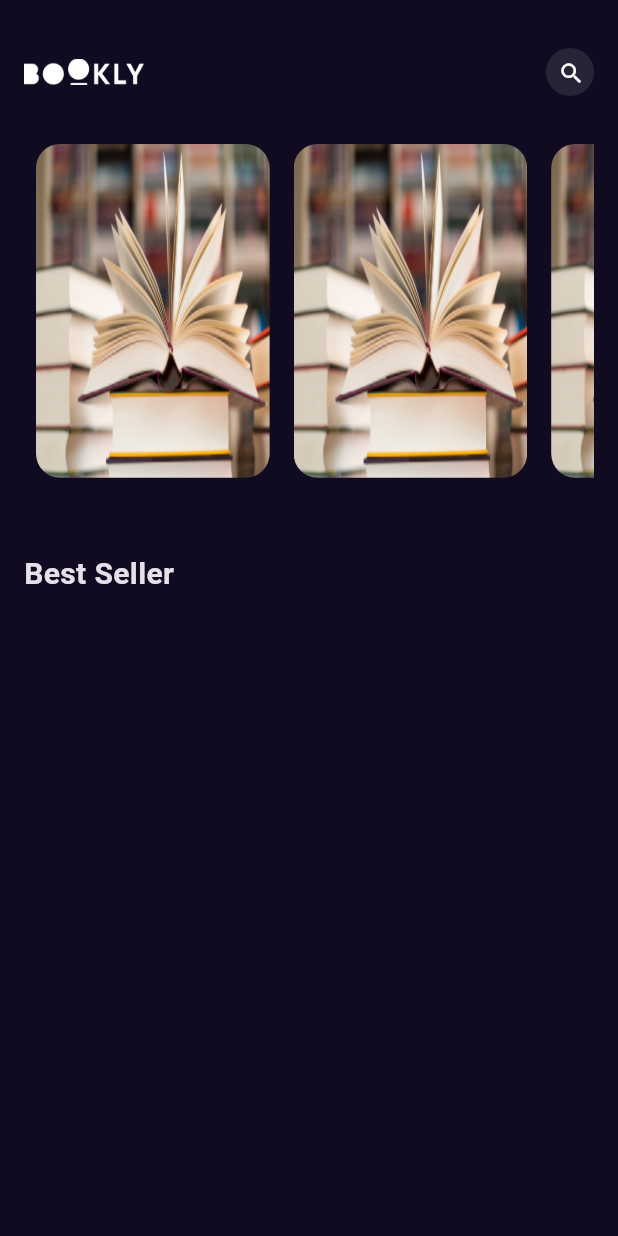
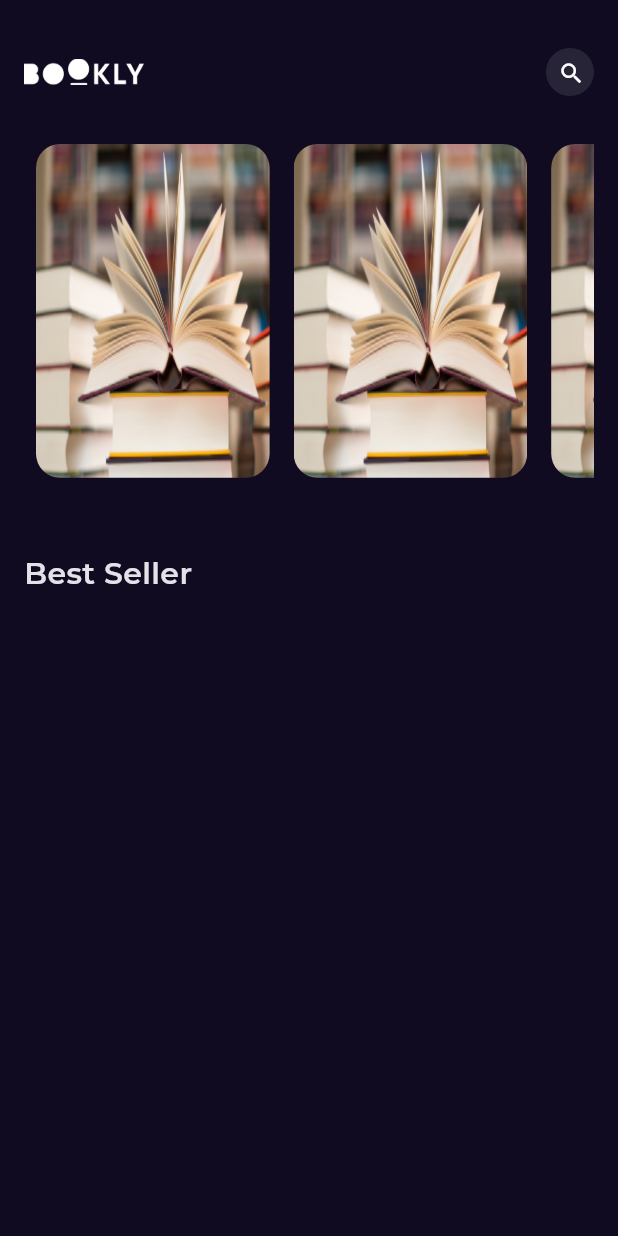
Before and after one commit to mousa469/bookly_app, a Flutter app: the screen it shows after launch, on a phone screen of 412 x 824 dp. Run offline on Flutter 3.47's test engine with Material 3 defaults, Android fonts, the phone set to English and light mode, and no system bars; our stand-ins replace get, google_fonts.

Commit message:
add font family

```diff
--- a/lib/features/home/presentation/views/widgets/featured_list_view.dart
+++ b/lib/features/home/presentation/views/widgets/featured_list_view.dart
@@ -9,6 +9,7 @@ class FeaturedBooksListView extends StatelessWidget {
     return SizedBox(
       height: MediaQuery.of(context).size.height * .27,
       child: ListView.builder(
+
         padding: EdgeInsets.zero,
         scrollDirection: Axis.horizontal,
         itemBuilder: (context, index) {
--- a/lib/main.dart
+++ b/lib/main.dart
@@ -2,6 +2,7 @@ import 'package:bookly/constants.dart';
 import 'package:bookly/features/splash/presentation/views/splash_view.dart';
 import 'package:flutter/material.dart';
 import 'package:get/get.dart';
+import 'package:google_fonts/google_fonts.dart';
 
 void main() {
   runApp(const Bookly());
@@ -15,10 +16,11 @@ class Bookly extends StatelessWidget {
   Widget build(BuildContext context) {
     return   GetMaterialApp(
       theme: ThemeData.dark().copyWith(
-        scaffoldBackgroundColor: kPrimaryColor
+        scaffoldBackgroundColor: kPrimaryColor,
+        textTheme: GoogleFonts.montserratTextTheme(ThemeData.dark().textTheme)
       ),
       debugShowCheckedModeBanner: false,
-      home: SplashView(),
+      home:const  SplashView(),
     );
   }
 }
--- a/pubspec.yaml
+++ b/pubspec.yaml
@@ -32,6 +32,7 @@ dependencies:
   flutter:
     sdk: flutter
   get: ^4.6.6
+  google_fonts: ^6.2.1
 
 dev_dependencies:
 
```
Also changed, not shown: pubspec.lock, 1 other file.
